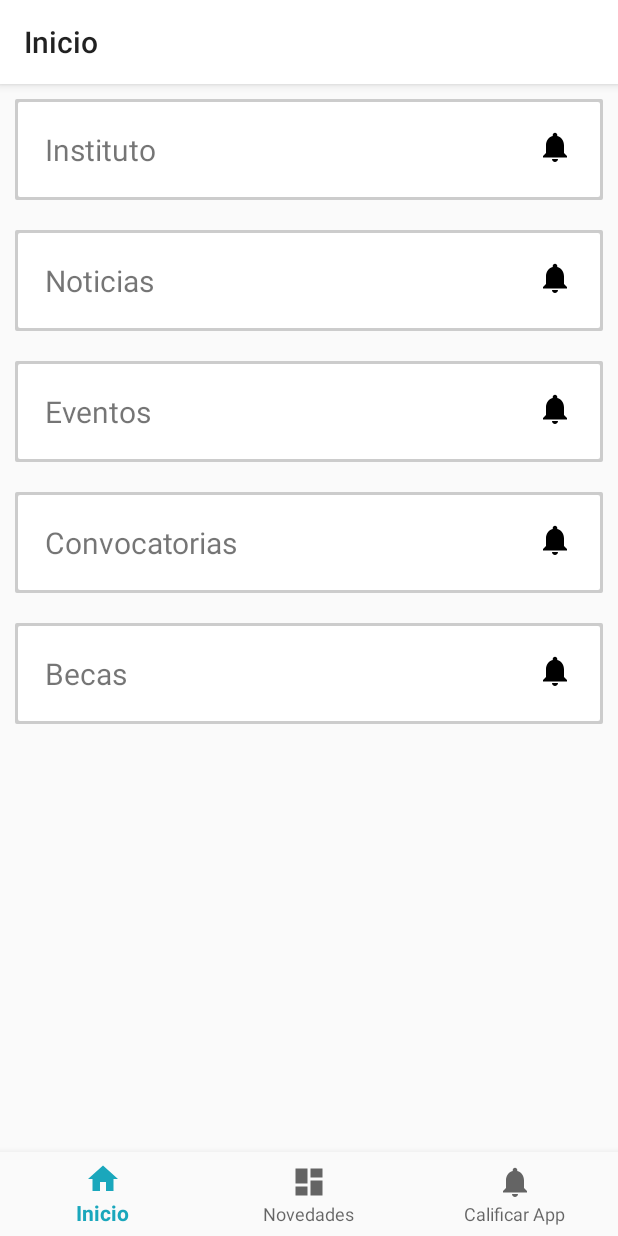
After one commit to Richard095/NotifyOficial, an Android app: the Inicio screen opened directly, with no data from a screen before it, on a phone screen of 412 x 824 dp. The commit adds this screen. Run offline under Robolectric (Android 15) with nearby library versions, the phone set to English and light mode, and no system bars.

Commit message:
Menu fase 1

```diff
--- a/app/build.gradle
+++ b/app/build.gradle
@@ -22,6 +22,8 @@ dependencies {
     implementation fileTree(dir: 'libs', include: ['*.jar'])
     implementation 'com.android.support:appcompat-v7:26.1.0'
     implementation 'com.android.support.constraint:constraint-layout:1.0.2'
+    implementation 'com.android.support:design:26.0.0-beta1'
+    implementation 'com.android.support:support-vector-drawable:26.0.0-beta1'
     testImplementation 'junit:junit:4.12'
     androidTestImplementation 'com.android.support.test:runner:1.0.1'
     androidTestImplementation 'com.android.support.test.espresso:espresso-core:3.0.1'
--- /dev/null
+++ b/app/src/main/java/dragcopy/notifyoficial/Adapters/MenuAdapter.java
@@ -0,0 +1,46 @@
+package dragcopy.notifyoficial.Adapters;
+
+import android.app.Activity;
+import android.support.annotation.NonNull;
+import android.support.annotation.Nullable;
+import android.view.LayoutInflater;
+import android.view.View;
+import android.view.ViewGroup;
+import android.widget.ArrayAdapter;
+import android.widget.ImageView;
+import android.widget.TextView;
+
+import java.util.ArrayList;
+
+import dragcopy.notifyoficial.R;
+
+/**
+ * Created by dsconosido on 14/11/17.
+ */
+
+public class MenuAdapter extends ArrayAdapter<String> {
+    private final Activity context;
+    private final ArrayList<String> items;
+    private final ArrayList<Integer> images;
+    public MenuAdapter(Activity context, ArrayList<String> items, ArrayList<Integer> images) {
+        super(context, R.layout.opcion_menu,items);
+        this.context = context;
+        this.items = items;
+        this.images = images;
+    }
+
+    @NonNull
+    @Override
+    public View getView(int position, @Nullable View convertView, @NonNull ViewGroup parent) {
+        LayoutInflater inflater=context.getLayoutInflater();
+        View rowview = inflater.inflate(R.layout.opcion_menu,null,true);
+
+        TextView text = (TextView)rowview.findViewById(R.id.text);
+        ImageView imageView = (ImageView)rowview.findViewById(R.id.icon);
+
+        text.setText(items.get(position));
+        imageView.setImageResource(images.get(position));
+
+        return rowview;
+    }
+}
--- /dev/null
+++ b/app/src/main/java/dragcopy/notifyoficial/Inicio.java
@@ -0,0 +1,71 @@
+package dragcopy.notifyoficial;
+
+import android.graphics.drawable.ColorDrawable;
+import android.os.Bundle;
+import android.support.annotation.NonNull;
+import android.support.design.widget.BottomNavigationView;
+import android.support.v7.app.AppCompatActivity;
+import android.view.MenuItem;
+import android.view.View;
+import android.widget.ListView;
+
+import java.util.ArrayList;
+
+import dragcopy.notifyoficial.Adapters.MenuAdapter;
+
+public class Inicio extends AppCompatActivity {
+
+    private BottomNavigationView.OnNavigationItemSelectedListener mOnNavigationItemSelectedListener
+            = new BottomNavigationView.OnNavigationItemSelectedListener() {
+
+        @Override
+        public boolean onNavigationItemSelected(@NonNull MenuItem item) {
+            switch (item.getItemId()) {
+                case R.id.navigation_home:
+                        listView.setVisibility(View.VISIBLE);
+                    break;
+                case R.id.navigation_dashboard:
+                        listView.setVisibility(View.GONE);
+                    break;
+                case R.id.navigation_notifications:
+                        listView.setVisibility(View.GONE);
+                    break;
+            }
+            return true;
+        }
+    };
+    ArrayList<String> texts = new ArrayList<>();
+    ArrayList<Integer> image = new ArrayList<>();
+    ListView listView;
+    @Override
+    protected void onCreate(Bundle savedInstanceState) {
+        super.onCreate(savedInstanceState);
+        setContentView(R.layout.inicio);
+
+        getSupportActionBar().setBackgroundDrawable(new ColorDrawable(getResources().getColor(R.color.colorWhite)));
+        getSupportActionBar().setTitle("Inicio");
+
+        MenuAdapter listAdapter = new MenuAdapter(this,texts, image);
+        listView = (ListView) findViewById(R.id.list);
+        listView.setDivider(null);
+        listView.setAdapter(listAdapter);
+
+        texts.add("Instituto");
+        image.add(R.drawable.ic_notifications_black_24dp);
+
+        texts.add("Noticias");
+        image.add(R.drawable.ic_notifications_black_24dp);
+
+        texts.add("Eventos");
+        image.add(R.drawable.ic_notifications_black_24dp);
+
+        texts.add("Convocatorias");
+        image.add(R.drawable.ic_notifications_black_24dp);
+
+        texts.add("Becas");
+        image.add(R.drawable.ic_notifications_black_24dp);
+
+        BottomNavigationView navigation = (BottomNavigationView) findViewById(R.id.navigation);
+        navigation.setOnNavigationItemSelectedListener(mOnNavigationItemSelectedListener);
+    }
+}
--- /dev/null
+++ b/app/src/main/res/drawable-v24/bordesinicio.xml
@@ -0,0 +1,15 @@
+<?xml version="1.0" encoding="utf-8"?>
+<layer-list xmlns:android="http://schemas.android.com/apk/res/android">
+    <item>
+        <shape android:shape="rectangle">
+            <solid android:color="@color/colorFont"></solid>
+            <corners android:radius="1dp"></corners>
+        </shape>
+    </item>
+    <item android:left="2dp" android:right="2dp" android:top="2dp" android:bottom="2dp">
+        <shape android:shape="rectangle">
+            <solid android:color="#fff"></solid>
+            <corners android:radius="1dp"></corners>
+        </shape>
+    </item>
+</layer-list>
--- /dev/null
+++ b/app/src/main/res/drawable-v24/ic_dashboard_black_24dp.xml
@@ -0,0 +1,9 @@
+<vector xmlns:android="http://schemas.android.com/apk/res/android"
+    android:width="24dp"
+    android:height="24dp"
+    android:viewportHeight="24.0"
+    android:viewportWidth="24.0">
+    <path
+        android:fillColor="#FF000000"
+        android:pathData="M3,13h8L11,3L3,3v10zM3,21h8v-6L3,15v6zM13,21h8L21,11h-8v10zM13,3v6h8L21,3h-8z" />
+</vector>
--- /dev/null
+++ b/app/src/main/res/drawable-v24/ic_home_black_24dp.xml
@@ -0,0 +1,9 @@
+<vector xmlns:android="http://schemas.android.com/apk/res/android"
+    android:width="24dp"
+    android:height="24dp"
+    android:viewportHeight="24.0"
+    android:viewportWidth="24.0">
+    <path
+        android:fillColor="#FF000000"
+        android:pathData="M10,20v-6h4v6h5v-8h3L12,3 2,12h3v8z" />
+</vector>
--- /dev/null
+++ b/app/src/main/res/drawable-v24/ic_notifications_black_24dp.xml
@@ -0,0 +1,9 @@
+<vector xmlns:android="http://schemas.android.com/apk/res/android"
+    android:width="24dp"
+    android:height="24dp"
+    android:viewportHeight="24.0"
+    android:viewportWidth="24.0">
+    <path
+        android:fillColor="#FF000000"
+        android:pathData="M12,22c1.1,0 2,-0.9 2,-2h-4c0,1.1 0.89,2 2,2zM18,16v-5c0,-3.07 -1.64,-5.64 -4.5,-6.32L13.5,4c0,-0.83 -0.67,-1.5 -1.5,-1.5s-1.5,0.67 -1.5,1.5v0.68C7.63,5.36 6,7.92 6,11v5l-2,2v1h16v-1l-2,-2z" />
+</vector>
--- /dev/null
+++ b/app/src/main/res/layout/inicio.xml
@@ -0,0 +1,33 @@
+<?xml version="1.0" encoding="utf-8"?>
+<RelativeLayout
+    xmlns:android="http://schemas.android.com/apk/res/android"
+    xmlns:app="http://schemas.android.com/apk/res-auto"
+    xmlns:tools="http://schemas.android.com/tools"
+    android:id="@+id/container"
+    android:layout_width="match_parent"
+    android:layout_height="match_parent">
+
+    <RelativeLayout
+        android:layout_width="match_parent"
+        android:layout_height="wrap_content">
+        <ListView
+            android:layout_width="match_parent"
+            android:layout_height="wrap_content"
+            android:id="@+id/list"
+            android:layout_marginBottom="55dp"></ListView>
+    </RelativeLayout>
+
+    <android.support.design.widget.BottomNavigationView
+        android:id="@+id/navigation"
+        android:layout_width="match_parent"
+        android:layout_height="wrap_content"
+        android:layout_marginEnd="0dp"
+        android:layout_marginStart="0dp"
+        android:background="?android:attr/windowBackground"
+        app:layout_constraintBottom_toBottomOf="parent"
+        app:layout_constraintLeft_toLeftOf="parent"
+        app:layout_constraintRight_toRightOf="parent"
+        app:menu="@menu/navigation"
+        android:layout_alignParentBottom="true"/>
+
+</RelativeLayout>
--- /dev/null
+++ b/app/src/main/res/layout/opcion_menu.xml
@@ -0,0 +1,28 @@
+<?xml version="1.0" encoding="utf-8"?>
+    <LinearLayout
+        xmlns:android="http://schemas.android.com/apk/res/android"
+        android:orientation="vertical"
+        android:layout_width="match_parent"
+        android:layout_height="match_parent">
+
+        <RelativeLayout
+            android:layout_margin="10dp"
+            android:orientation="horizontal"
+            android:layout_width="match_parent"
+            android:layout_height="wrap_content"
+            android:padding="20dp"
+            android:background="@drawable/bordesinicio">
+            <TextView
+                android:id="@+id/text"
+                android:textSize="20sp"
+                android:layout_width="wrap_content"
+                android:layout_height="wrap_content"
+                android:text="Institución" />
+            <ImageView
+                android:id="@+id/icon"
+                android:layout_width="wrap_content"
+                android:layout_height="wrap_content"
+                android:src="@drawable/ic_dashboard_black_24dp"
+                android:layout_alignParentRight="true"/>
+        </RelativeLayout>
+    </LinearLayout>
--- /dev/null
+++ b/app/src/main/res/menu/navigation.xml
@@ -0,0 +1,19 @@
+<?xml version="1.0" encoding="utf-8"?>
+<menu xmlns:android="http://schemas.android.com/apk/res/android">
+
+    <item
+        android:id="@+id/navigation_home"
+        android:icon="@drawable/ic_home_black_24dp"
+        android:title="@string/title_home" />
+
+    <item
+        android:id="@+id/navigation_dashboard"
+        android:icon="@drawable/ic_dashboard_black_24dp"
+        android:title="@string/title_dashboard" />
+
+    <item
+        android:id="@+id/navigation_notifications"
+        android:icon="@drawable/ic_notifications_black_24dp"
+        android:title="@string/title_notifications" />
+
+</menu>
--- a/app/src/main/res/values/colors.xml
+++ b/app/src/main/res/values/colors.xml
@@ -10,6 +10,8 @@
     <color name="colorBlack">#000</color>
     <color name="colorGrey">#666666</color>
     <color name="colorEdit">#FAFAFA</color>
+    <color name="notifystatus">#1aa7bc</color>
+
 
 
 
--- a/app/src/main/res/values/strings.xml
+++ b/app/src/main/res/values/strings.xml
@@ -7,5 +7,10 @@
     <string name="register_button">Registrarme</string>
 
 
+    <string name="title_activity_inicio">Inicio</string>
+    <string name="title_home">Inicio</string>
+    <string name="title_dashboard">Novedades</string>
+    <string name="title_notifications">Calificar App</string>
+
 
 </resources>
--- a/app/src/main/res/values/styles.xml
+++ b/app/src/main/res/values/styles.xml
@@ -3,9 +3,16 @@
     <!-- Base application theme. -->
     <style name="AppTheme" parent="Theme.AppCompat.Light.NoActionBar">
         <!-- Customize your theme here. -->
-        <item name="colorPrimary">@color/colorPrimario</item>
-        <item name="colorPrimaryDark">@color/colorPrimaryDark</item>
-        <item name="colorAccent">@color/colorAccent</item>
+        <item name="colorPrimary">@color/notifystatus</item>
+        <item name="colorPrimaryDark">@color/notifystatus</item>
+        <item name="colorAccent">@color/notifystatus</item>
+    </style>
+
+    <style name="AppThemeBar" parent="Theme.AppCompat.Light">
+        <!-- Customize your theme here. -->
+        <item name="colorPrimary">@color/notifystatus</item>
+        <item name="colorPrimaryDark">@color/notifystatus</item>
+        <item name="colorAccent">@color/notifystatus</item>
     </style>
 
 </resources>
```
Also changed, not shown: app/src/main/AndroidManifest.xml (+8 -3 lines), app/src/main/java/dragcopy/notifyoficial/MainActivity.java (+11 -3 lines), app/src/main/res/drawable-v24/ic_launcher_background.xml (added, +170 -0 lines).
